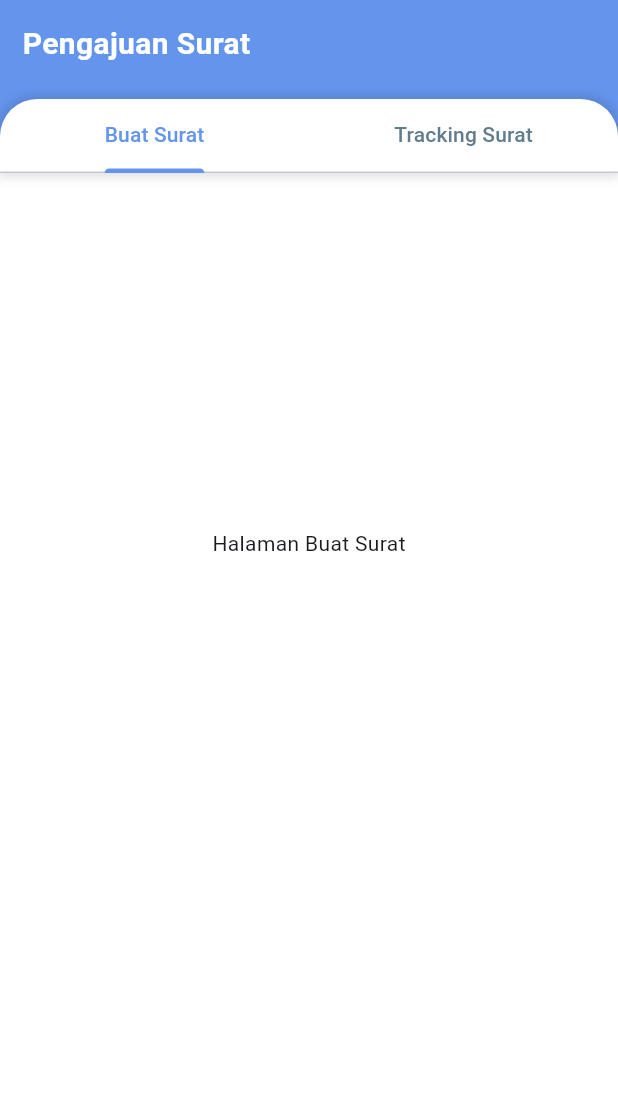
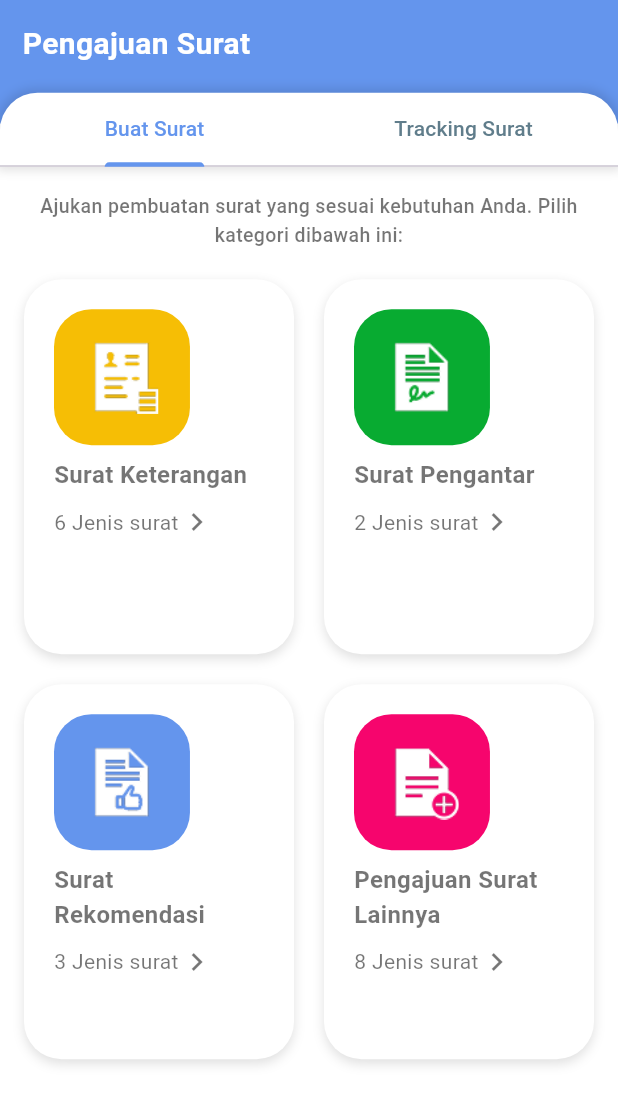
Before and after one commit to anggiimaulana/proyek2_mobile, a Flutter app: the PengajuanScreen screen opened directly, on a phone screen of 412 x 824 dp. Shown: the top 1104 px of the screen. Run offline on Flutter 3.47's test engine with Material 3 defaults, Android fonts, the phone set to English and light mode, and no system bars; our stand-ins replace iconsax.

Commit message:
UI Pengajuan - Buat Surat

```diff
--- a/lib/view/layouts/pengajuan/pengajuan_screen.dart
+++ b/lib/view/layouts/pengajuan/pengajuan_screen.dart
@@ -8,26 +8,27 @@ class PengajuanScreen extends StatelessWidget {
   Widget build(BuildContext context) {
     Size size = MediaQuery.of(context).size;
 
-    return Scaffold(
+    return SafeArea(
+      child: DefaultTabController(
+        length: 2,
+        child: Scaffold(
           backgroundColor: Colors.white,
-      body: SafeArea(
-        child: Column(
+          body: Stack(
             children: [
-            // Header + Tabs
-            Stack(
-              clipBehavior: Clip.none,
+              Column(
                 children: [
-                // Background Header
+                  // Header
                   Container(
                     decoration: BoxDecoration(
+                      color: fbackgroundColor3,
                       borderRadius: const BorderRadius.only(
                         bottomRight: Radius.circular(0),
                         bottomLeft: Radius.circular(0),
                       ),
-                    color: fbackgroundColor3,
                     ),
-                  height: size.height * 0.12,
+                    height: size.height * 0.10,
                     width: double.infinity,
+                    alignment: Alignment.topLeft,
                     child: const Padding(
                       padding: EdgeInsets.all(15),
                       child: Text(
@@ -40,18 +41,30 @@ class PengajuanScreen extends StatelessWidget {
                       ),
                     ),
                   ),
+                  SizedBox(
+                      height: size.height *
+                          0.03), // Untuk memberi ruang tab menimpa header
 
-                // Tabs di atas Header
+                  // Tab View
+                  const Expanded(
+                    child: TabBarView(
+                      children: [
+                        BuatSuratScreen(),
+                        TrackingSuratScreen(),
+                      ],
+                    ),
+                  ),
+                ],
+              ),
+
+              // Tab Bar Menimpa Header
               Positioned(
-                  top: size.height * 0.080,
-                  left: size.width * 0,
-                  right: size.width * 0,
-                  child: DefaultTabController(
-                    length: 2,
-                    child: Column(
-                      children: [
-                        Container(
+                top: size.height * 0.075, // Setengah masuk ke header
+                left: 0,
+                right: 0,
+                child: Container(
                   height: size.height * 0.06,
+                  width: size.width,
                   decoration: const BoxDecoration(
                     color: Colors.white,
                     borderRadius: BorderRadius.only(
@@ -76,22 +89,9 @@ class PengajuanScreen extends StatelessWidget {
                     ],
                   ),
                 ),
-                        SizedBox(
-                          height: size.height * 0.6,
-                          child: const TabBarView(
-                            children: [
-                              BuatSuratScreen(),
-                              TrackingSuratScreen(),
-                            ],
-                          ),
               ),
             ],
           ),
-                  ),
-                ),
-              ],
-            ),
-          ],
         ),
       ),
     );
@@ -102,9 +102,151 @@ class PengajuanScreen extends StatelessWidget {
 class BuatSuratScreen extends StatelessWidget {
   const BuatSuratScreen({super.key});
 
+  final List<Map<String, String>> suratList = const [
+    {
+      "title": "Surat Keterangan",
+      "subtitle": "6 Jenis surat",
+      "icon": "assets/icons/sk_logo.png",
+      "color": "F6BE05"
+    },
+    {
+      "title": "Surat Pengantar",
+      "subtitle": "2 Jenis surat",
+      "icon": "assets/icons/sp_logo.png",
+      "color": "08AB31"
+    },
+    {
+      "title": "Surat Rekomendasi",
+      "subtitle": "3 Jenis surat",
+      "icon": "assets/icons/sr_logo.png",
+      "color": "6495ED"
+    },
+    {
+      "title": "Pengajuan Surat Lainnya",
+      "subtitle": "8 Jenis surat",
+      "icon": "assets/icons/sl_logo.png",
+      "color": "F6056D"
+    },
+  ];
+
   @override
   Widget build(BuildContext context) {
-    return const Center(child: Text("Halaman Buat Surat"));
+    return Padding(
+      padding: const EdgeInsets.all(16),
+      child: Column(
+        children: [
+          // Tambahkan teks di tengah
+          const Padding(
+            padding: EdgeInsets.only(bottom: 10, top: 5, left: 5, right: 5),
+            child: Align(
+              alignment: Alignment.center,
+              child: Text(
+                "Ajukan pembuatan surat yang sesuai kebutuhan Anda. Pilih kategori dibawah ini:",
+                style: TextStyle(
+                  fontSize: 13,
+                  fontWeight: FontWeight.w500,
+                  color: Colors.black54,
+                ),
+                textAlign: TextAlign.center,
+              ),
+            ),
+          ),
+          const SizedBox(height: 10), // Spasi antara teks dan GridView
+
+          // GridView untuk daftar surat
+          Expanded(
+            child: GridView.builder(
+              gridDelegate: const SliverGridDelegateWithFixedCrossAxisCount(
+                crossAxisCount: 2,
+                childAspectRatio: 0.72,
+                crossAxisSpacing: 20,
+                mainAxisSpacing: 20,
+              ),
+              itemCount: suratList.length,
+              itemBuilder: (context, index) {
+                final surat = suratList[index];
+                return SuratCard(
+                  title: surat["title"]!,
+                  subtitle: surat["subtitle"]!,
+                  iconPath: surat["icon"]!,
+                  colorHex: surat["color"]!,
+                );
+              },
+            ),
+          ),
+        ],
+      ),
+    );
+  }
+}
+
+class SuratCard extends StatelessWidget {
+  final String title;
+  final String subtitle;
+  final String iconPath;
+  final String colorHex;
+
+  const SuratCard({
+    super.key,
+    required this.title,
+    required this.subtitle,
+    required this.iconPath,
+    required this.colorHex,
+  });
+
+  @override
+  Widget build(BuildContext context) {
+    Size size = MediaQuery.of(context).size;
+    Color bgColor = Color(int.parse("0xFF$colorHex"));
+
+    return Container(
+      decoration: BoxDecoration(
+        color: Colors.white,
+        borderRadius: BorderRadius.circular(25),
+        boxShadow: const [
+          BoxShadow(color: Colors.black12, blurRadius: 6, offset: Offset(0, 3))
+        ],
+      ),
+      child: Padding(
+        padding: const EdgeInsets.all(20.0),
+        child: Column(
+          crossAxisAlignment: CrossAxisAlignment.start,
+          children: [
+            // Kotak ikon (persegi panjang ke bawah)
+            Container(
+              width: size.width * 0.22,
+              height: size.height * 0.11,
+              decoration: BoxDecoration(
+                color: bgColor,
+                borderRadius: BorderRadius.circular(25),
+              ),
+              child: Center(
+                child: Image.asset(iconPath, width: 50, height: 50),
+              ),
+            ),
+            SizedBox(height: size.height * 0.01),
+            Text(
+              title,
+              textAlign: TextAlign.left,
+              style: const TextStyle(
+                  fontSize: 16,
+                  fontWeight: FontWeight.w700,
+                  color: Colors.black54),
+            ),
+            SizedBox(height: size.height * 0.01),
+            Row(
+              children: [
+                Text(
+                  subtitle,
+                  style: const TextStyle(color: Colors.black54),
+                ),
+                const Icon(Icons.chevron_right, color: Colors.black54),
+              ],
+            ),
+          ],
+        ),
+      ),
+    );
   }
 }
 
```
Also changed, not shown: assets/icons/sk_logo.png (added), assets/icons/sl_logo.png (added), assets/icons/sp_logo.png (added), assets/icons/sr_logo.png (added), 4 other files. Lines whose indentation alone changed are shown as unchanged.
